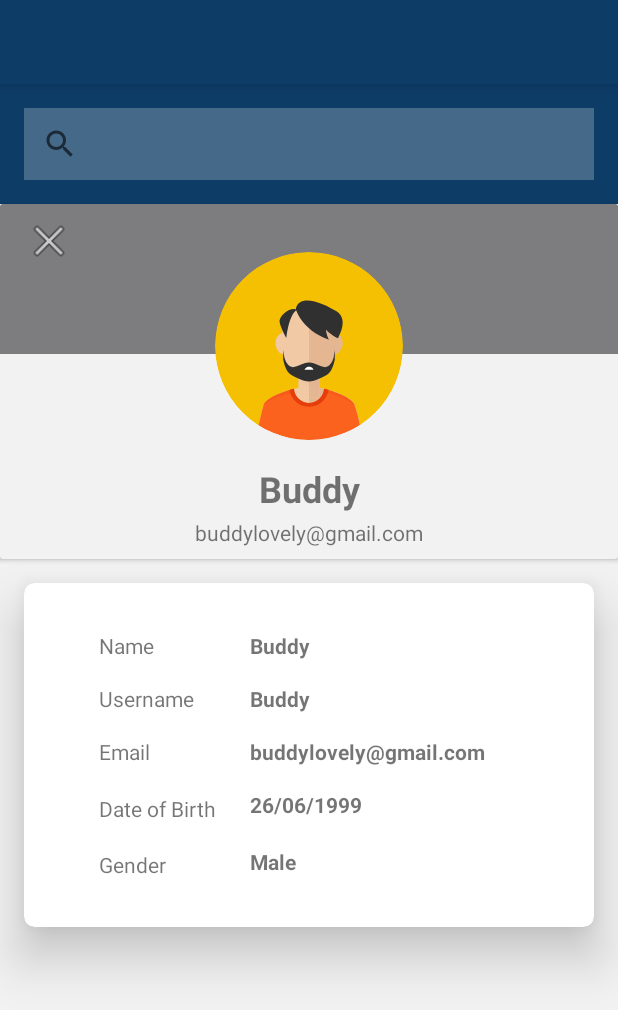
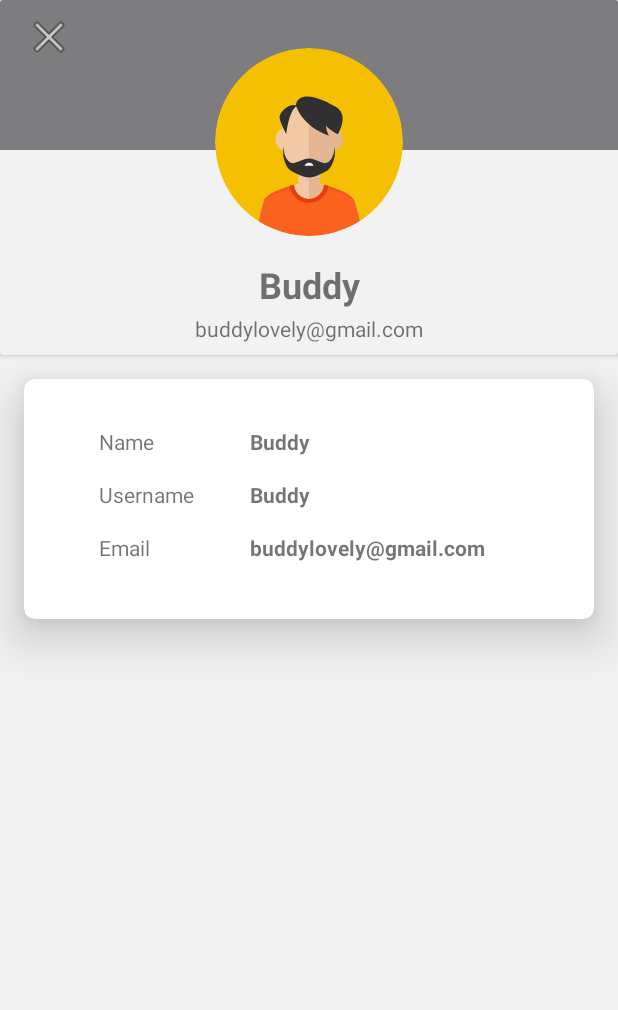
Before and after one commit to aldizzaldi/beetter-android, an Android app: the layout profile.xml on its own in the app's theme, with its tools: preview values and no code run, on a phone screen of 412 x 824 dp. Shown: the top 1010 px of the screen. Run offline under Robolectric (Android 15) with nearby library versions, the phone set to English and light mode, and no system bars.

Commit message:
add profile

```diff
--- a/app/src/main/java/com/example/beetter/NavigationActivity.java
+++ b/app/src/main/java/com/example/beetter/NavigationActivity.java
@@ -1,6 +1,7 @@
 package com.example.beetter;
 
 import android.os.Bundle;
+import android.view.Menu;
 
 import com.google.android.material.bottomnavigation.BottomNavigationView;
 
@@ -30,4 +31,8 @@ public class NavigationActivity extends AppCompatActivity {
 
     }
 
+    @Override
+    public boolean onCreateOptionsMenu(Menu menu) {
+        return super.onCreateOptionsMenu(menu);
+    }
 }
--- a/app/src/main/java/com/example/beetter/data/api/IApiEndPoint.java
+++ b/app/src/main/java/com/example/beetter/data/api/IApiEndPoint.java
@@ -27,8 +27,7 @@ public interface IApiEndPoint {
 
     @GET("user")
     Call<GetUserResponse> getLogin(
-            @Header("Authorization") String header,
-            @Field("user") User user
+            @Header("Authorization") String header
     );
 
     @POST("team/team-list")
--- a/app/src/main/res/layout/profile.xml
+++ b/app/src/main/res/layout/profile.xml
@@ -6,9 +6,6 @@
     android:layout_height="match_parent"
     android:background="#F2F2F2">
 
-    <include
-        android:id="@+id/toolnbar"
-        layout="@layout/toolbar_main" />
 
     <androidx.cardview.widget.CardView
         android:id="@+id/cardView8"
@@ -17,7 +14,7 @@
         app:cardBackgroundColor="#f2f2f2"
         app:layout_constraintEnd_toEndOf="parent"
         app:layout_constraintStart_toStartOf="parent"
-        app:layout_constraintTop_toBottomOf="@+id/toolnbar">
+        app:layout_constraintTop_toTopOf="parent">
 
         <androidx.constraintlayout.widget.ConstraintLayout
             android:layout_width="match_parent"
@@ -108,25 +105,16 @@
             <View
                 android:id="@+id/view3"
                 android:layout_width="1dp"
-                android:layout_height="170dp"
+                android:layout_height="120dp"
                 android:layout_marginTop="32dp"
                 android:layout_marginEnd="80dp"
+                android:layout_marginBottom="8dp"
                 android:background="#FFFFFF"
+                app:layout_constraintBottom_toBottomOf="parent"
                 app:layout_constraintEnd_toEndOf="parent"
                 app:layout_constraintStart_toStartOf="parent"
                 app:layout_constraintTop_toTopOf="parent" />
 
-            <TextView
-                android:id="@+id/viewGender"
-                android:layout_width="wrap_content"
-                android:layout_height="wrap_content"
-                android:layout_marginTop="16dp"
-                android:layout_marginBottom="32dp"
-                android:text="Male"
-                android:textStyle="bold"
-                app:layout_constraintBottom_toBottomOf="parent"
-                app:layout_constraintStart_toEndOf="@+id/view3"
-                app:layout_constraintTop_toBottomOf="@+id/viewDOB" />
 
             <TextView
                 android:id="@+id/viewName"
@@ -181,39 +169,6 @@
                 app:layout_constraintTop_toBottomOf="@+id/viewUsername" />
 
             <TextView
-                android:id="@+id/txtDOB"
-                android:layout_width="wrap_content"
-                android:layout_height="21dp"
-                android:layout_marginStart="50dp"
-                android:layout_marginTop="16dp"
-                android:text="Date of Birth"
-                app:layout_constraintStart_toStartOf="parent"
-                app:layout_constraintTop_toBottomOf="@+id/txtEmail" />
-
-            <TextView
-                android:id="@+id/viewDOB"
-                android:layout_width="wrap_content"
-                android:layout_height="wrap_content"
-                android:layout_marginTop="16dp"
-
-                android:text="26/06/1999"
-                android:textStyle="bold"
-                app:layout_constraintStart_toEndOf="@+id/view3"
-                app:layout_constraintTop_toBottomOf="@+id/viewEmail" />
-
-            <TextView
-                android:id="@+id/txtGender"
-                android:layout_width="wrap_content"
-                android:layout_height="wrap_content"
-                android:layout_marginStart="50dp"
-                android:layout_marginTop="16dp"
-                android:layout_marginBottom="32dp"
-                android:text="Gender"
-                app:layout_constraintBottom_toBottomOf="parent"
-                app:layout_constraintStart_toStartOf="parent"
-                app:layout_constraintTop_toBottomOf="@+id/txtDOB" />
-
-            <TextView
                 android:id="@+id/txtName"
                 android:layout_width="wrap_content"
                 android:layout_height="wrap_content"
--- a/app/src/main/res/layout/report_productivity.xml
+++ b/app/src/main/res/layout/report_productivity.xml
@@ -11,14 +11,14 @@
         android:layout_width="match_parent"
         android:layout_height="wrap_content"
         android:layout_marginStart="16dp"
-        android:layout_marginTop="16dp"
+        android:layout_marginTop="8dp"
         android:layout_marginEnd="16dp"
         app:cardBackgroundColor="@android:color/white"
         app:cardCornerRadius="7dp"
         app:cardElevation="20dp"
         app:layout_constraintEnd_toEndOf="parent"
         app:layout_constraintStart_toStartOf="parent"
-        app:layout_constraintTop_toBottomOf="@+id/toolnbar">
+        app:layout_constraintTop_toTopOf="parent">
 
         <androidx.constraintlayout.widget.ConstraintLayout
             android:layout_width="match_parent"
```
Also changed, not shown: app/src/main/java/com/example/beetter/ui/profile/IProfileView.java (added, +8 -0 lines), app/src/main/java/com/example/beetter/ui/profile/ProfileActivity.java (added, +58 -0 lines), app/src/main/java/com/example/beetter/ui/profile/ProfilePresenter.java (added, +38 -0 lines).
